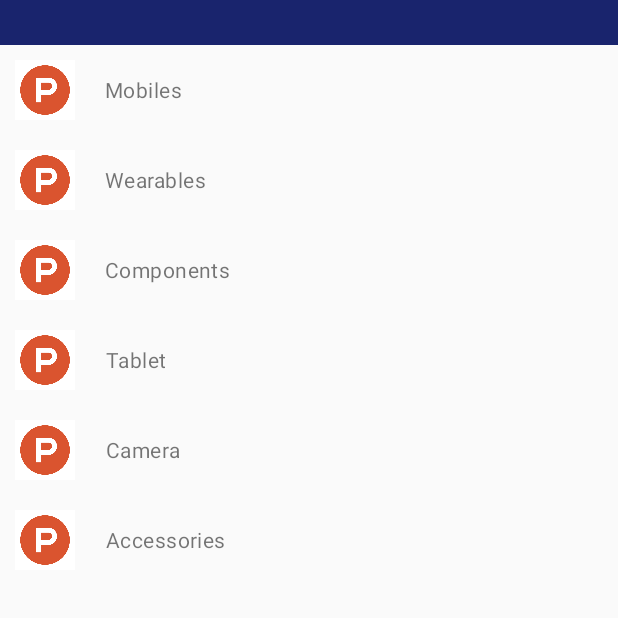
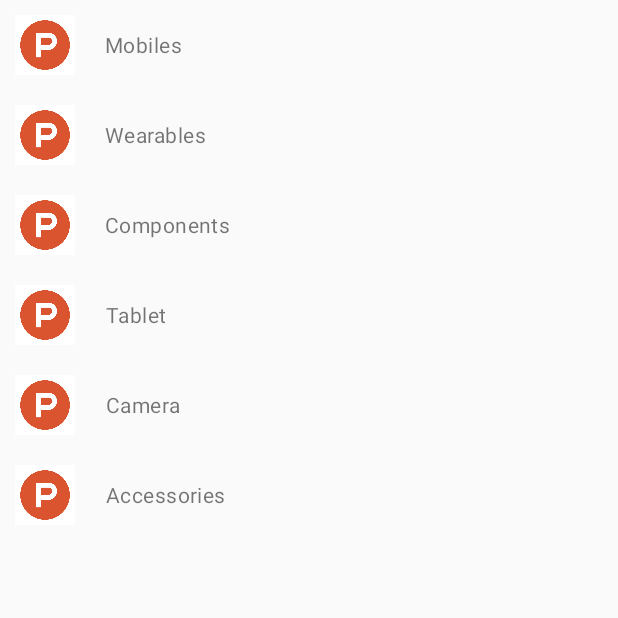
Before and after one commit to akash-advantal/OrderPro, an Android app: the fragment DashBoardChildFragment placed in its activity, on a phone screen of 412 x 824 dp, the top half of it. Run offline under Robolectric (Android 15) with nearby library versions, the phone set to English and light mode, and no system bars; libraries missing offline, so code that uses them is left out: com.andexert.library, com.daimajia.slider, com.ogaclejapan.smarttablayout; 26 statements that could not run were skipped.

Commit message:
update 6-Sept-16

```diff
--- a/app/src/main/java/com/orderpro/customer/DummyData.java
+++ b/app/src/main/java/com/orderpro/customer/DummyData.java
@@ -15,12 +15,16 @@ import java.util.HashMap;
  */
 public class DummyData {
 
-    public ArrayList<ItemDataDashBoardList> itemData = new ArrayList<>();
+    public ArrayList<ItemDataDashBoardList> itemData = new ArrayList<ItemDataDashBoardList>();
+
     public ArrayList<OrderHistorydata> orderlist = new ArrayList<OrderHistorydata>();
     public ArrayList<NotificationData> notificationlist = new ArrayList<NotificationData>();
     public ArrayList<CartData> cartlist = new ArrayList<CartData>();
     public ArrayList<ItemCategories> itemCategories = new ArrayList<ItemCategories>();
     HashMap<String, Integer> file_maps = new HashMap<>();
+
+
+
 
 //    HashMap<String, Integer> file_maps ;
 
@@ -37,8 +41,7 @@ public class DummyData {
 
         return itemCategories;
     }
-
-    public void initParentData() {
+     public void initParentData() {
         itemData.clear();
 
         itemData.add(new ItemDataDashBoardList("Mobiles", R.drawable.product_img));
@@ -97,6 +100,14 @@ public class DummyData {
         itemData.add(new ItemDataDashBoardList("d", R.drawable.product_img));
 
     }
+    public void initAppliancesData() {
+        itemData.clear();
+        itemData.add(new ItemDataDashBoardList("Home Entertainment", R.drawable.phone));
+        itemData.add(new ItemDataDashBoardList("Small Home Aplliances", R.drawable.product_img));
+        itemData.add(new ItemDataDashBoardList("Refrigerators", R.drawable.product_img));
+        itemData.add(new ItemDataDashBoardList("Kitchen", R.drawable.product_img));
+
+    }
 
     public ArrayList<OrderHistorydata> initOrderList() {
         orderlist.add(new OrderHistorydata("Elegant Blue Shirt", "Delivery Status - Pending", "Delivered by 31, july, 2016", R.drawable.ic_launcher));
@@ -135,5 +146,4 @@ public class DummyData {
 
 
 
-
 }
--- a/app/src/main/java/com/orderpro/customer/adapter/DashBoardAdapter.java
+++ b/app/src/main/java/com/orderpro/customer/adapter/DashBoardAdapter.java
@@ -2,6 +2,7 @@ package com.orderpro.customer.adapter;
 
 import android.content.Context;
 import android.support.v7.widget.RecyclerView;
+import android.util.Log;
 import android.view.LayoutInflater;
 import android.view.View;
 import android.view.ViewGroup;
@@ -14,7 +15,7 @@ import com.orderpro.customer.bean.ItemDataDashBoardList;
 import java.util.ArrayList;
 
 
-public class DashBoardAdapter extends RecyclerView.Adapter<DashBoardAdapter.ViewHolder>{
+public class DashBoardAdapter extends RecyclerView.Adapter<DashBoardAdapter.ViewHolder> {
     private ArrayList<ItemDataDashBoardList> itemsData;
     Context contexts;
 
@@ -46,6 +47,7 @@ public class DashBoardAdapter extends RecyclerView.Adapter<DashBoardAdapter.View
 
         viewHolder.txtViewTitle.setText(itemsData.get(position).getTitle());
         viewHolder.imgViewIcon.setImageDrawable(contexts.getResources().getDrawable(itemsData.get(position).getImageUrl()));
+        Log.e("@@@", String.valueOf(viewHolder.getAdapterPosition()));
 //        itemsData[position].getTitle();
 //        viewHolder.txtViewTitle.setOnClickListener(new View.OnClickListener() {
 //            @Override
--- a/app/src/main/java/com/orderpro/customer/fragments/DashBoardChildFragment.java
+++ b/app/src/main/java/com/orderpro/customer/fragments/DashBoardChildFragment.java
@@ -7,6 +7,7 @@ import android.support.v4.app.Fragment;
 import android.support.v7.widget.DefaultItemAnimator;
 import android.support.v7.widget.LinearLayoutManager;
 import android.support.v7.widget.RecyclerView;
+import android.util.Log;
 import android.view.LayoutInflater;
 import android.view.View;
 import android.view.ViewGroup;
@@ -27,16 +28,16 @@ import com.orderpro.customer.util.RecyclerItemClickListener;
  */
 public class DashBoardChildFragment extends Fragment implements View.OnClickListener {
 
-    private RecyclerView mRecyclerView;
+    public RecyclerView mRecyclerView;
     //    private TextView list_title;
-    private LinearLayout insertlayout;
-    private HorizontalScrollView horizontalscroll;
+    public LinearLayout insertlayout;
+    public HorizontalScrollView horizontalscroll;
     // private ArrayList<ItemDataDashBoardList> itemData = new ArrayList<>();
     //TextView tv, tv1;
-    DummyData ddobj = new DummyData();
-    TextView tv_a, tv_b, tv_c, tv_d, tv_e;
-    ImageView iv_a, iv_b, iv_c, iv_d;
-    private DashBoardAdapter mAdapter;
+    public DummyData ddobj = new DummyData();
+    public TextView tv_a, tv_b, tv_c, tv_d, tv_e;
+    public ImageView iv_a, iv_b, iv_c, iv_d;
+    public DashBoardAdapter mAdapter;
 //    TextView tv_f;
 
     @Override
@@ -76,6 +77,7 @@ public class DashBoardChildFragment extends Fragment implements View.OnClickList
         mAdapter = new DashBoardAdapter(getActivity(), ddobj.itemData);
         // 4. set adapter
         mRecyclerView.setAdapter(mAdapter);
+
         // 5. set item animator to DefaultAnimator
         mRecyclerView.setItemAnimator(new DefaultItemAnimator());
 //        mRecyclerView.setLayoutManager(mLayoutManager);
@@ -88,10 +90,12 @@ public class DashBoardChildFragment extends Fragment implements View.OnClickList
                         list_title.setText(itemsData[position].getTitle());*/
                         insertTextView(ddobj.itemData.get(position).getTitle());//passing title tofunction
                         //to find   item position@AKASH
-                        //   Log.e("@@@@@", "" + position + itemData.get(position).getTitle());
+                        Log.e("@@@@@", "" + position + ddobj.itemData.get(position).getTitle());
+
                     }
                 })
         );
+
         return v;
     }
 
@@ -131,23 +135,23 @@ public class DashBoardChildFragment extends Fragment implements View.OnClickList
 //            tv1.setText("  " + value + " > ");
 //            insertlayout.addView(tv1);
 
-        } else if (value == "Wearables") {
+        } else if (value.equals("Wearables")) {
 
             Toast.makeText(getActivity(), value, Toast.LENGTH_SHORT).show();
 
-        } else if (value == "Components") {
+        } else if (value.equals("Components")) {
 
             Toast.makeText(getActivity(), value, Toast.LENGTH_SHORT).show();
 
-        } else if (value == "Tablet") {
+        } else if (value.equals("Tablet")) {
 
             Toast.makeText(getActivity(), value, Toast.LENGTH_SHORT).show();
 
-        } else if (value == "Camera") {
+        } else if (value.equals("Camera")) {
 
             Toast.makeText(getActivity(), value, Toast.LENGTH_SHORT).show();
 
-        } else if (value == "Accessories") {
+        } else if (value.equals("Accessories")) {
 
             Toast.makeText(getActivity(), value, Toast.LENGTH_SHORT).show();
 
@@ -155,13 +159,11 @@ public class DashBoardChildFragment extends Fragment implements View.OnClickList
 
             tv_b.setVisibility(View.VISIBLE);
             iv_b.setVisibility(View.VISIBLE);
-
             tv_b.setText(value);
-
             ddobj.initMoblieSubCategoryOneData();
             mAdapter.notifyDataSetChanged();
 
-        } else if (value == "SmartPhone") {
+        } else if (value.equals("SmartPhone")) {
             tv_c.setVisibility(View.VISIBLE);
             iv_c.setVisibility(View.VISIBLE);
             tv_c.setText(value);
@@ -177,32 +179,30 @@ public class DashBoardChildFragment extends Fragment implements View.OnClickList
             mAdapter.notifyDataSetChanged();
         } else if (value.equals("Samsung S1")) {
             tv_e.setText(value);
-
             tv_e.setVisibility(View.VISIBLE);
-
             horizontalscroll.fullScroll(HorizontalScrollView.FOCUS_RIGHT);
-
             ddobj.initChildData();
             mAdapter.notifyDataSetChanged();
-
-//            horizontalscroll.arrowScroll(View.FOCUS_RIGHT);
-//            horizontalscroll.scrollTo(0, horizontalscroll.getBottom());
-
-//            tv_f.setVisibility(View.VISIBLE);
-
-//            tv_a.setVisibility(View.GONE);
-
-//            horizontalscroll.fullScroll(horizontalscroll.getNextFocusRightId());
-//            horizontalscroll.scrollTo(0,);horizontalscroll.()
-
-//          int x =  horizontalscroll.getMaxScrollAmount();
-//            horizontalscroll.scrollTo(x,x);
 
         } else if (value.equals("a")) {
 
             startActivity(new Intent(getActivity(), ProductActivity.class));
+            } else if (value.equals("Appliances")) {
+            ddobj.initAppliancesData();
+            mAdapter.notifyDataSetChanged();
+
+        } else if (value.equals("Home Entertainment")) {
+            tv_a.setText(value);
+            tv_a.setVisibility(View.VISIBLE);
+            horizontalscroll.setVisibility(View.VISIBLE);
+            ddobj.initChildData();
+            mAdapter.notifyDataSetChanged();
+
+        }else {
+
+            Toast.makeText(getActivity(), value, Toast.LENGTH_SHORT).show();
+
         }
-
     }
 
     @Override
@@ -264,5 +264,7 @@ public class DashBoardChildFragment extends Fragment implements View.OnClickList
                 break;
 
         }
+
     }
+
 }
--- a/app/src/main/java/com/orderpro/customer/fragments/DashBoardParentFragment.java
+++ b/app/src/main/java/com/orderpro/customer/fragments/DashBoardParentFragment.java
@@ -6,7 +6,6 @@ import android.os.Bundle;
 import android.support.annotation.Nullable;
 import android.support.v4.app.Fragment;
 import android.support.v4.view.ViewPager;
-import android.util.Log;
 import android.view.LayoutInflater;
 import android.view.View;
 import android.view.ViewGroup;
@@ -42,12 +41,15 @@ public class DashBoardParentFragment extends Fragment implements BaseSliderView.
     private View hiddenPanel;
     private SliderLayout mDemoSlider;
     NavigationActivity navigationActivity;
-
+    private ViewPager viewPager;
+    private SmartTabLayout viewPagerTab;
+    TextSliderView textSliderView;
     DummyData ddobj = new DummyData();
+    public DashBoardChildFragment dashBoardChildFragment = new DashBoardChildFragment();
 
     ArrayList<ItemCategories> itemCategories;
     RippleView open_quik_orders, open_notification, open_chat;
-    HashMap<String, Integer> file_maps ;
+    HashMap<String, Integer> file_maps;
 
     @Override
     public View onCreateView(LayoutInflater inflater, @Nullable ViewGroup container, @Nullable Bundle savedInstanceState) {
@@ -71,24 +73,44 @@ public class DashBoardParentFragment extends Fragment implements BaseSliderView.
         open_notification.setOnClickListener(this);
         open_chat.setOnClickListener(this);
 
-        final ViewPager viewPager = (ViewPager) view.findViewById(R.id.viewpager);
-        final SmartTabLayout viewPagerTab = (SmartTabLayout) view.findViewById(R.id.viewpagertab);
+        viewPager = (ViewPager) view.findViewById(R.id.viewpager);
+        viewPagerTab = (SmartTabLayout) view.findViewById(R.id.viewpagertab);
         final FragmentPagerItems pages = new FragmentPagerItems(getActivity());
 
         for (ItemCategories titleResId : itemCategories) {
-            pages.add(FragmentPagerItem.of(titleResId.getCategory(), DashBoardChildFragment.class));
+            pages.add(FragmentPagerItem.of(titleResId.getCategory(), dashBoardChildFragment.getClass()));
         }
-        FragmentPagerItemAdapter adapter = new FragmentPagerItemAdapter(getChildFragmentManager(), pages);
+        final FragmentPagerItemAdapter adapter = new FragmentPagerItemAdapter(getChildFragmentManager(), pages);
 
         viewPager.setAdapter(adapter);
 
         viewPagerTab.setViewPager(viewPager);
 
+        viewPagerTab.setOnPageChangeListener(new ViewPager.OnPageChangeListener() {
+            @Override
+            public void onPageScrolled(int position, float positionOffset, int positionOffsetPixels) {
+
+            }
+
+            @Override
+            public void onPageSelected(int position) {
+                Toast.makeText(getActivity(), itemCategories.get(position).getCategory(), Toast.LENGTH_SHORT).show();
+                if (itemCategories.get(position).getCategory().equals("Appliances")) {
+                    String value = "Appliances";
+                    DashBoardChildFragment   dashBoardChildFragment1 = (DashBoardChildFragment)adapter.getPage(position);
+                    dashBoardChildFragment1.insertTextView(value);
+                }
+            }
+
+            @Override
+            public void onPageScrollStateChanged(int state) {
+
+            }
+        });
         file_maps = ddobj.initFileMaps();
 
-
         for (String name : file_maps.keySet()) {
-            TextSliderView textSliderView = new TextSliderView(getActivity());
+            textSliderView = new TextSliderView(getActivity());
             // initialize a SliderLayout
             textSliderView
                     .description(name)
@@ -117,7 +139,7 @@ public class DashBoardParentFragment extends Fragment implements BaseSliderView.
 
     @Override
     public void onSliderClick(BaseSliderView slider) {
-        Toast.makeText(getActivity(), slider.getBundle().get("extra") + "", Toast.LENGTH_SHORT).show();
+
     }
 
     @Override
@@ -126,11 +148,12 @@ public class DashBoardParentFragment extends Fragment implements BaseSliderView.
 
     @Override
     public void onPageSelected(int position) {
-        Log.d("Slider Demo", "Page Changed: " + position);
+
     }
 
     @Override
     public void onPageScrollStateChanged(int state) {
+
     }
 
 
@@ -173,6 +196,7 @@ public class DashBoardParentFragment extends Fragment implements BaseSliderView.
     public void onClick(View v) {
         switch (v.getId()) {
             case R.id.drawer_icon:
+
                 navigationActivity.toggle();
 
                 break;
--- a/app/src/main/res/layout/fragment_dashboard.xml
+++ b/app/src/main/res/layout/fragment_dashboard.xml
@@ -14,7 +14,7 @@
         android:layout_height="wrap_content"
         android:background="#19246d"
         android:scrollbars="none"
-        android:visibility="visible">
+        android:visibility="gone">
 
         <LinearLayout
             android:id="@+id/insertlayout"
@@ -24,7 +24,7 @@
             android:orientation="horizontal"
             android:weightSum="1">
 
-            <TextView
+            <com.orderpro.customer.customfonts.Custom_text
                 android:id="@+id/tv_a"
                 android:layout_width="0dp"
                 android:layout_height="wrap_content"
@@ -46,7 +46,7 @@
 
                 android:visibility="invisible" />
 
-            <TextView
+            <com.orderpro.customer.customfonts.Custom_text
                 android:id="@+id/tv_b"
                 android:layout_width="0dp"
 
@@ -70,7 +70,7 @@
                 android:src="@drawable/frwrd_arroww"
                 android:visibility="invisible" />
 
-            <TextView
+            <com.orderpro.customer.customfonts.Custom_text
                 android:id="@+id/tv_c"
                 android:layout_width="0dp"
                 android:layout_height="wrap_content"
@@ -91,7 +91,7 @@
                 android:src="@drawable/frwrd_arroww"
                 android:visibility="invisible" />
 
-            <TextView
+            <com.orderpro.customer.customfonts.Custom_text
                 android:id="@+id/tv_d"
                 android:layout_width="0dp"
                 android:layout_height="wrap_content"
@@ -114,7 +114,7 @@
 
                 android:visibility="invisible" />
 
-            <TextView
+            <com.orderpro.customer.customfonts.Custom_text
                 android:id="@+id/tv_e"
                 android:layout_width="0dp"
                 android:layout_height="wrap_content"
```
Also changed, not shown: app/src/main/java/com/orderpro/customer/ui/NavigationActivity.java (+2 -25 lines).
